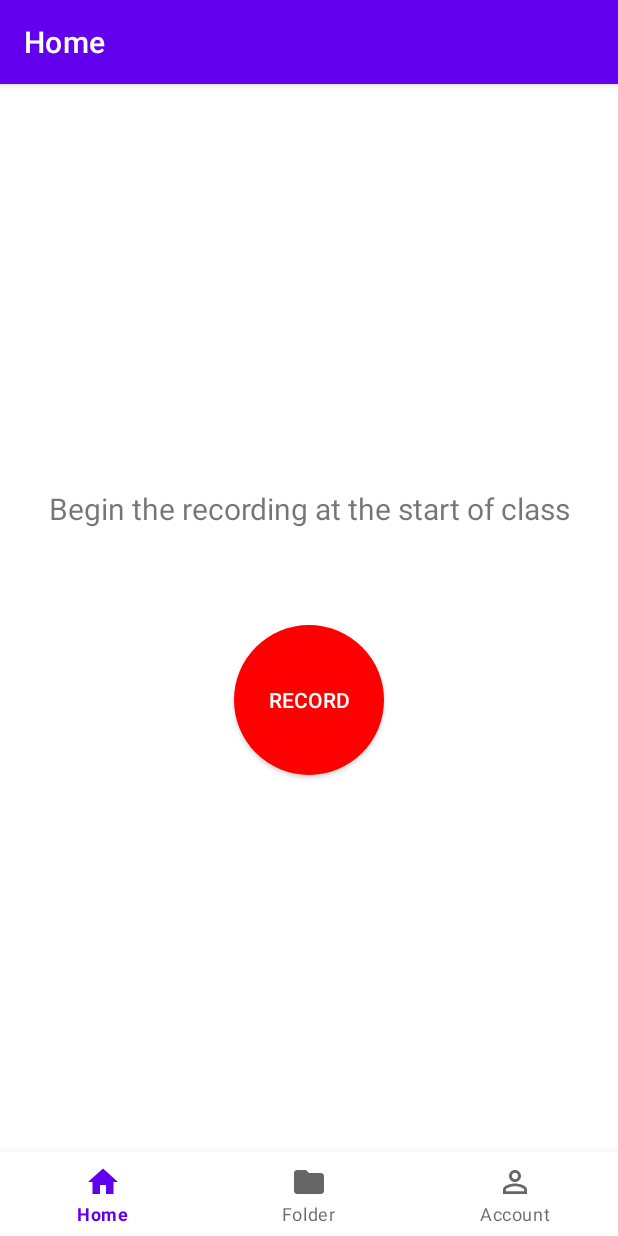
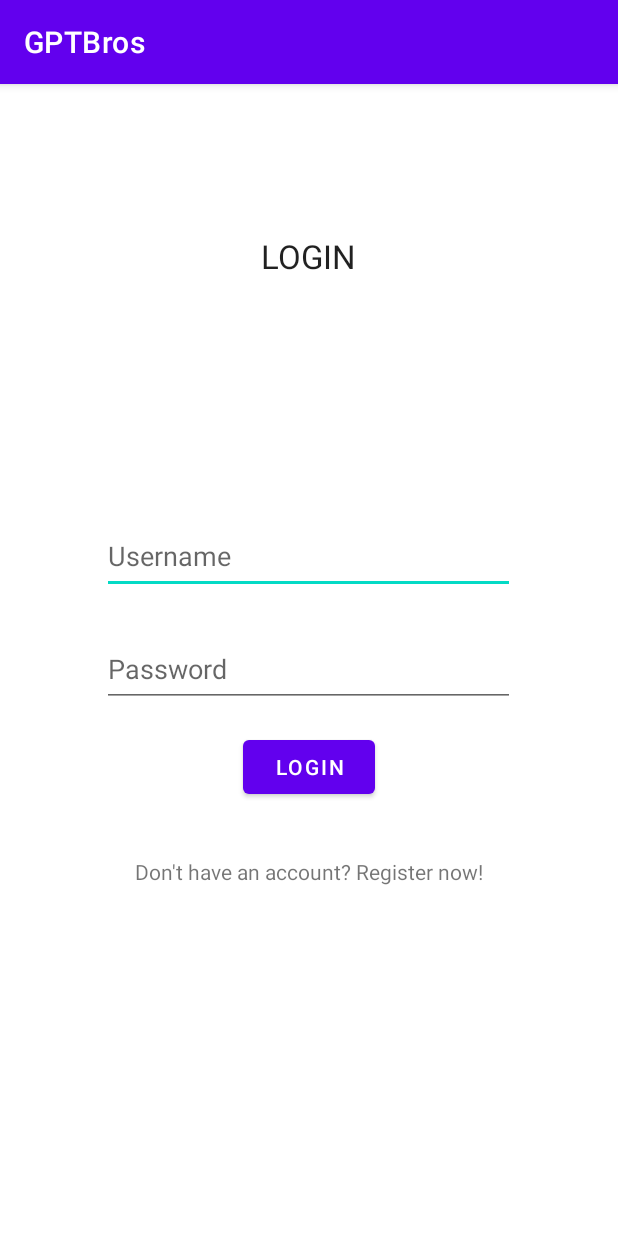
Before and after one commit to willschneider15/GPTBros, an Android app: the screen it shows after launch (MainActivity before the commit, LoginActivity after it), on a phone screen of 412 x 824 dp. Run offline under Robolectric (Android 15) with nearby library versions, the phone set to English and light mode, and no system bars; our stand-ins replace Firebase (no records; nobody signed in at launch, a user with empty details on screens opened directly).

Commit message:
Login activities and basic data calls

```diff
--- a/app/build.gradle
+++ b/app/build.gradle
@@ -47,7 +47,10 @@ dependencies {
     implementation 'androidx.navigation:navigation-fragment-ktx:2.4.1'
     implementation 'androidx.navigation:navigation-ui-ktx:2.4.1'
     implementation 'com.google.firebase:firebase-firestore-ktx:24.1.1'
+    implementation 'com.google.firebase:firebase-database-ktx:20.0.4'
+    implementation 'com.google.firebase:firebase-auth:21.0.3'
     testImplementation 'junit:junit:4.13.2'
     androidTestImplementation 'androidx.test.ext:junit:1.1.5'
     androidTestImplementation 'androidx.test.espresso:espresso-core:3.5.1'
+
 }
--- /dev/null
+++ b/app/src/main/java/com/example/gptbros/LoginActivity.kt
@@ -0,0 +1,65 @@
+package com.example.gptbros
+
+import android.content.Intent
+import androidx.appcompat.app.AppCompatActivity
+import android.os.Bundle
+import android.widget.Button
+import android.widget.EditText
+import android.widget.TextView
+import android.widget.Toast
+import com.google.firebase.auth.FirebaseAuth
+
+class LoginActivity : AppCompatActivity() {
+
+    private lateinit var auth: FirebaseAuth
+
+    override fun onCreate(savedInstanceState: Bundle?) {
+        super.onCreate(savedInstanceState)
+        setContentView(R.layout.activity_login)
+
+        auth = FirebaseAuth.getInstance()
+
+        val registerText: TextView = findViewById(R.id.register_now_text)
+
+        registerText.setOnClickListener {
+            val intent = Intent(this, RegisterActivity::class.java)
+            startActivity(intent)
+        }
+
+        val loginButton: Button = findViewById(R.id.button_login)
+
+        loginButton.setOnClickListener{
+            login()
+        }
+    }
+
+    private fun login() {
+        val username = findViewById<EditText>(R.id.edit_text_username_login)
+        val password = findViewById<EditText>(R.id.edit_text_password_login)
+
+        val inputUsername = username.text.toString()
+        val inputPassword = password.text.toString()
+
+        auth.signInWithEmailAndPassword(inputUsername, inputPassword)
+            .addOnCompleteListener(this) { task ->
+                if (task.isSuccessful){
+                    //Move on to next activity
+                    val intent = Intent(this, MainActivity::class.java)
+                    startActivity(intent)
+
+                    //Alert User that signon has failed
+                    Toast.makeText(baseContext, "Success",
+                        Toast.LENGTH_SHORT).show()
+
+                } else {
+                    //Alert User that signon has failed
+                    Toast.makeText(baseContext, "Login Failed",
+                        Toast.LENGTH_SHORT).show()
+                }
+            }
+            .addOnFailureListener{
+                Toast.makeText(baseContext, "Error Occurred ${it.localizedMessage}",
+                    Toast.LENGTH_SHORT).show()
+            }
+    }
+}
--- /dev/null
+++ b/app/src/main/res/layout/activity_login.xml
@@ -0,0 +1,79 @@
+<?xml version="1.0" encoding="utf-8"?>
+<androidx.constraintlayout.widget.ConstraintLayout xmlns:android="http://schemas.android.com/apk/res/android"
+    xmlns:app="http://schemas.android.com/apk/res-auto"
+    xmlns:tools="http://schemas.android.com/tools"
+    android:layout_width="match_parent"
+    android:layout_height="match_parent"
+    tools:context=".LoginActivity">
+
+    <TextView
+        android:id="@+id/login_text_view"
+        android:layout_width="150dp"
+        android:layout_height="40dp"
+        android:layout_marginTop="100dp"
+        android:text="LOGIN"
+        android:textAlignment="center"
+        android:textAppearance="@style/TextAppearance.AppCompat.Large"
+        app:layout_constraintEnd_toEndOf="parent"
+        app:layout_constraintHorizontal_bias="0.498"
+        app:layout_constraintStart_toStartOf="parent"
+        app:layout_constraintTop_toTopOf="parent"
+        tools:ignore="MissingConstraints" />
+
+    <EditText
+        android:id="@+id/edit_text_username_login"
+        android:layout_width="275dp"
+        android:layout_height="50dp"
+        android:layout_marginStart="25dp"
+        android:layout_marginTop="150dp"
+        android:layout_marginEnd="25dp"
+        android:editable="true"
+        android:ems="10"
+        android:hint="Username"
+        android:inputType="textPersonName"
+        app:layout_constraintEnd_toEndOf="parent"
+        app:layout_constraintHorizontal_bias="0.497"
+        app:layout_constraintStart_toStartOf="parent"
+        app:layout_constraintTop_toBottomOf="@+id/login_text_view" />
+
+    <EditText
+        android:id="@+id/edit_text_password_login"
+        android:layout_width="275dp"
+        android:layout_height="50dp"
+        android:layout_marginStart="20dp"
+        android:layout_marginTop="25dp"
+        android:layout_marginEnd="20dp"
+        android:ems="10"
+        android:hint="Password"
+        android:inputType="textPassword"
+        app:layout_constraintEnd_toEndOf="parent"
+        app:layout_constraintHorizontal_bias="0.497"
+        app:layout_constraintStart_toStartOf="parent"
+        app:layout_constraintTop_toBottomOf="@+id/edit_text_username_login" />
+
+    <TextView
+        android:id="@+id/register_now_text"
+        android:layout_width="wrap_content"
+        android:layout_height="wrap_content"
+        android:layout_marginStart="20dp"
+        android:layout_marginTop="100dp"
+        android:layout_marginEnd="20dp"
+        android:text="Don't have an account? Register now!"
+        app:layout_constraintEnd_toEndOf="parent"
+        app:layout_constraintHorizontal_bias="0.498"
+        app:layout_constraintStart_toStartOf="parent"
+        app:layout_constraintTop_toBottomOf="@+id/edit_text_password_login" />
+
+    <Button
+        android:id="@+id/button_login"
+        android:layout_width="wrap_content"
+        android:layout_height="wrap_content"
+        android:layout_marginTop="16dp"
+        android:text="Login"
+        app:layout_constraintEnd_toEndOf="parent"
+        app:layout_constraintStart_toStartOf="parent"
+        app:layout_constraintTop_toBottomOf="@+id/edit_text_password_login"
+        tools:ignore="MissingConstraints" />
+
+
+</androidx.constraintlayout.widget.ConstraintLayout>
```
Also changed, not shown: app/src/main/AndroidManifest.xml (+12 -3 lines), app/src/main/java/com/example/gptbros/RegisterActivity.kt (added, +98 -0 lines), app/src/main/java/com/example/gptbros/Repository.kt (deleted, +0 -76 lines), app/src/main/java/com/example/gptbros/ui/home/HomeFragment.kt (+36 -0 lines), app/src/main/res/layout/activity_register.xml (added, +78 -0 lines).
